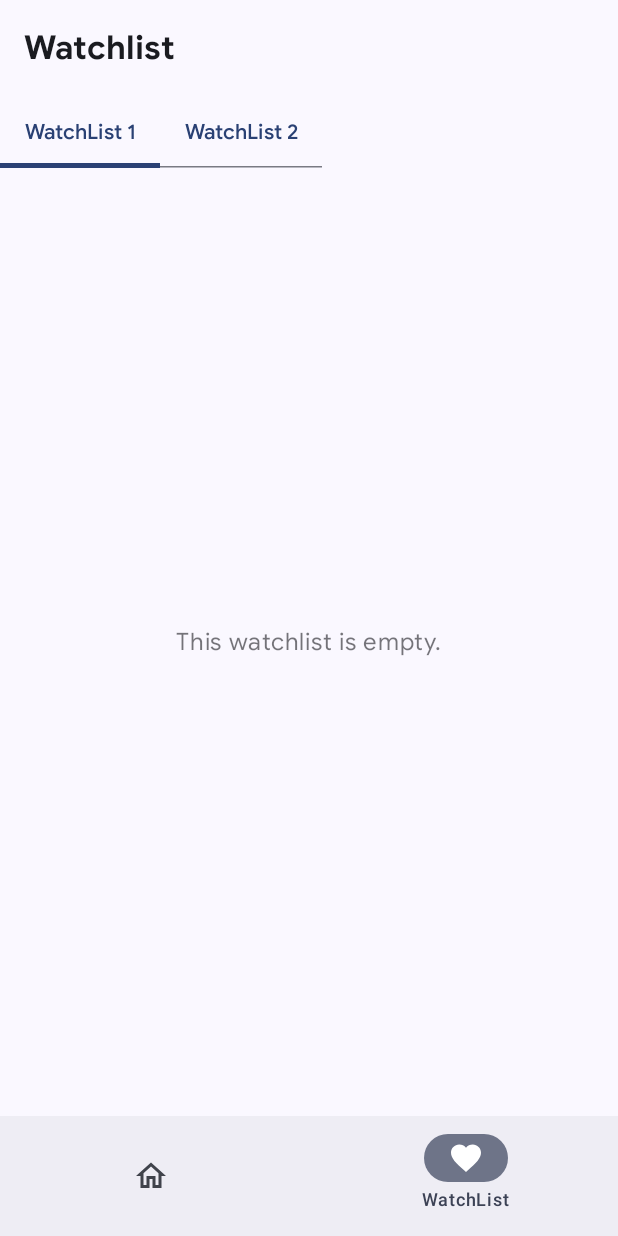
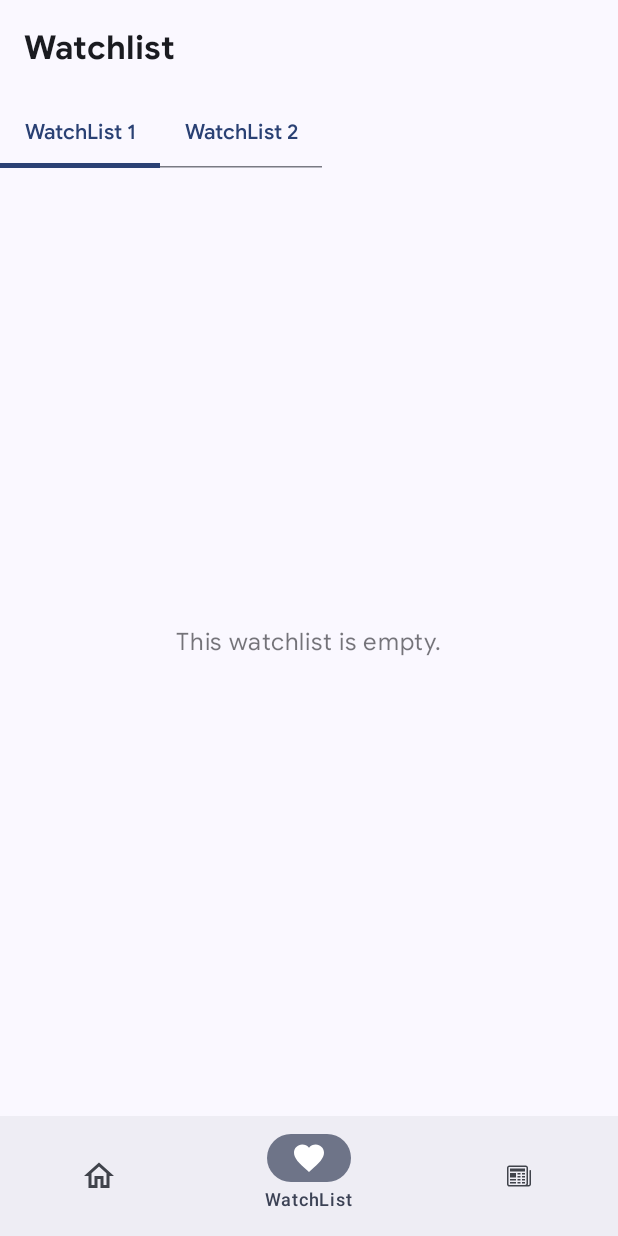
Before and after one commit to dusky04/stocks-kotlin, an Android app built with Jetpack Compose: the screen it shows after launch (MainActivity), item 2 of the bottom bar chosen, on a phone screen of 412 x 824 dp. Run offline under Robolectric (Android 15) with nearby library versions, the phone set to English and light mode, and no system bars; pictures from the network do not load.

Commit message:
started working on a news screen

```diff
--- a/app/build.gradle.kts
+++ b/app/build.gradle.kts
@@ -87,4 +87,8 @@ dependencies {
 
     // Charting Library
     implementation(libs.mpandroidchart)
+
+    // For loading images from the internet
+    implementation(libs.coil.compose)
+    implementation(libs.coil.network.okhttp)
 }
--- a/app/src/main/java/com/example/stocks/MainActivity.kt
+++ b/app/src/main/java/com/example/stocks/MainActivity.kt
@@ -6,6 +6,7 @@ import androidx.activity.compose.setContent
 import androidx.activity.enableEdgeToEdge
 import androidx.lifecycle.ViewModelProvider
 import com.example.stocks.models.CompanyViewModel
+import com.example.stocks.models.NewsViewModel
 import com.example.stocks.models.SearchViewModel
 import com.example.stocks.models.TimeSeriesViewModel
 import com.example.stocks.models.TopGainersLoserViewModel
@@ -23,13 +24,15 @@ class MainActivity : ComponentActivity() {
             val watchListViewModel = ViewModelProvider(this)[WatchListViewModel::class.java]
             val topGainersLoserViewModel =
                 ViewModelProvider(this)[TopGainersLoserViewModel::class.java]
+            val newsViewModel = ViewModelProvider(this)[NewsViewModel::class.java]
             StocksApp(
                 stocksViewModel,
                 searchViewModel,
                 companyViewModel,
                 timeSeriesViewModel,
                 watchListViewModel,
-                topGainersLoserViewModel
+                topGainersLoserViewModel,
+                newsViewModel
             )
         }
     }
--- a/app/src/main/java/com/example/stocks/StocksApp.kt
+++ b/app/src/main/java/com/example/stocks/StocksApp.kt
@@ -21,11 +21,13 @@ import androidx.navigation.compose.rememberNavController
 import androidx.navigation.navArgument
 import com.example.stocks.components.BottomNavBar
 import com.example.stocks.models.CompanyViewModel
+import com.example.stocks.models.NewsViewModel
 import com.example.stocks.models.SearchViewModel
 import com.example.stocks.models.TimeSeriesViewModel
 import com.example.stocks.models.TopGainersLoserViewModel
 import com.example.stocks.models.WatchListViewModel
 import com.example.stocks.screens.HomeScreen
+import com.example.stocks.screens.NewsScreen
 import com.example.stocks.screens.OverviewScreen
 import com.example.stocks.screens.TopListScreen
 import com.example.stocks.screens.WatchListScreen
@@ -43,11 +45,12 @@ sealed interface Destination {
         override val route: String = "watch"
     }
 
+    data object News : Destination {
+        override val route: String = "news"
+    }
+
     data class Overview(
         val ticker: String,
-        val price: String,
-        val changeAmount: String,
-        val changePercentage: String,
     ) : Destination {
         override val route: String = "overview/{ticker}"
 
@@ -84,7 +87,8 @@ fun StocksApp(
     companyViewModel: CompanyViewModel,
     timeSeriesViewModel: TimeSeriesViewModel,
     watchListViewModel: WatchListViewModel,
-    topGainersLoserViewModel: TopGainersLoserViewModel
+    topGainersLoserViewModel: TopGainersLoserViewModel,
+    newsViewModel: NewsViewModel
 ) {
     val navController = rememberNavController()
     CompositionLocalProvider(LocalNavController provides navController) {
@@ -105,13 +109,16 @@ fun StocksApp(
                                 AnimatedContentTransitionScope.SlideDirection.Left,
                             )
                         }) {
-                            HomeScreen(stocksViewModel)
+                            HomeScreen(stocksViewModel, newsViewModel)
                         }
                         composable(Destination.WatchList.route) {
                             WatchListScreen(watchListViewModel)
                         }
+                        composable(Destination.News.route) {
+                            NewsScreen()
+                        }
                         composable(
-                            Destination.Overview("", "", "", "").route,
+                            Destination.Overview("").route,
                             Destination.Overview.arguments,
                             enterTransition = {
                                 slideIntoContainer(
--- a/app/src/main/java/com/example/stocks/api/StocksAPI.kt
+++ b/app/src/main/java/com/example/stocks/api/StocksAPI.kt
@@ -1,6 +1,7 @@
 package com.example.stocks.api
 
 import com.example.stocks.data.CompanyOverviewData
+import com.example.stocks.data.NewsData
 import com.example.stocks.data.TickerSearchData
 import com.example.stocks.data.TimeSeriesGraphData
 import com.example.stocks.data.TopGainersAndLosersData
@@ -36,4 +37,10 @@ interface StocksAPI {
         @Query("interval") interval: String,
         @Query("apikey") apiKey: String
     ): Response<TimeSeriesGraphData>
+
+    @GET("/query")
+    suspend fun getNewsArticles(
+        @Query("function") functionName: String,
+        @Query("apikey") apikey: String
+    ): Response<NewsData>
 }
--- /dev/null
+++ b/app/src/main/java/com/example/stocks/assets/NewsIcon.kt
@@ -0,0 +1,119 @@
+package com.example.stocks.assets
+
+
+import androidx.compose.ui.graphics.Color
+import androidx.compose.ui.graphics.SolidColor
+import androidx.compose.ui.graphics.vector.ImageVector
+import androidx.compose.ui.graphics.vector.path
+import androidx.compose.ui.unit.dp
+
+val Newspaper: ImageVector
+    get() {
+        if (_Newspaper != null) return _Newspaper!!
+
+        _Newspaper = ImageVector.Builder(
+            name = "Newspaper",
+            defaultWidth = 16.dp,
+            defaultHeight = 16.dp,
+            viewportWidth = 16f,
+            viewportHeight = 16f
+        ).apply {
+            path(
+                fill = SolidColor(Color.Black)
+            ) {
+                moveTo(0f, 2.5f)
+                arcTo(1.5f, 1.5f, 0f, false, true, 1.5f, 1f)
+                horizontalLineToRelative(11f)
+                arcTo(1.5f, 1.5f, 0f, false, true, 14f, 2.5f)
+                verticalLineToRelative(10.528f)
+                curveToRelative(0f, 0.3f, -0.05f, 0.654f, -0.238f, 0.972f)
+                horizontalLineToRelative(0.738f)
+                arcToRelative(0.5f, 0.5f, 0f, false, false, 0.5f, -0.5f)
+                verticalLineToRelative(-9f)
+                arcToRelative(0.5f, 0.5f, 0f, false, true, 1f, 0f)
+                verticalLineToRelative(9f)
+                arcToRelative(1.5f, 1.5f, 0f, false, true, -1.5f, 1.5f)
+                horizontalLineTo(1.497f)
+                arcTo(1.497f, 1.497f, 0f, false, true, 0f, 13.5f)
+                close()
+                moveTo(12f, 14f)
+                curveToRelative(0.37f, 0f, 0.654f, -0.211f, 0.853f, -0.441f)
+                curveToRelative(0.092f, -0.106f, 0.147f, -0.279f, 0.147f, -0.531f)
+                verticalLineTo(2.5f)
+                arcToRelative(0.5f, 0.5f, 0f, false, false, -0.5f, -0.5f)
+                horizontalLineToRelative(-11f)
+                arcToRelative(0.5f, 0.5f, 0f, false, false, -0.5f, 0.5f)
+                verticalLineToRelative(11f)
+                curveToRelative(0f, 0.278f, 0.223f, 0.5f, 0.497f, 0.5f)
+                close()
+            }
+            path(
+                fill = SolidColor(Color.Black)
+            ) {
+                moveTo(2f, 3f)
+                horizontalLineToRelative(10f)
+                verticalLineToRelative(2f)
+                horizontalLineTo(2f)
+                close()
+                moveToRelative(0f, 3f)
+                horizontalLineToRelative(4f)
+                verticalLineToRelative(3f)
+                horizontalLineTo(2f)
+                close()
+                moveToRelative(0f, 4f)
+                horizontalLineToRelative(4f)
+                verticalLineToRelative(1f)
+                horizontalLineTo(2f)
+                close()
+                moveToRelative(0f, 2f)
+                horizontalLineToRelative(4f)
+                verticalLineToRelative(1f)
+                horizontalLineTo(2f)
+                close()
+                moveToRelative(5f, -6f)
+                horizontalLineToRelative(2f)
+                verticalLineToRelative(1f)
+                horizontalLineTo(7f)
+                close()
+                moveToRelative(3f, 0f)
+                horizontalLineToRelative(2f)
+                verticalLineToRelative(1f)
+                horizontalLineToRelative(-2f)
+                close()
+                moveTo(7f, 8f)
+                horizontalLineToRelative(2f)
+                verticalLineToRelative(1f)
+                horizontalLineTo(7f)
+                close()
+                moveToRelative(3f, 0f)
+                horizontalLineToRelative(2f)
+                verticalLineToRelative(1f)
+                horizontalLineToRelative(-2f)
+                close()
+                moveToRelative(-3f, 2f)
+                horizontalLineToRelative(2f)
+                verticalLineToRelative(1f)
+                horizontalLineTo(7f)
+                close()
+                moveToRelative(3f, 0f)
+                horizontalLineToRelative(2f)
+                verticalLineToRelative(1f)
+                horizontalLineToRelative(-2f)
+                close()
+                moveToRelative(-3f, 2f)
+                horizontalLineToRelative(2f)
+                verticalLineToRelative(1f)
+                horizontalLineTo(7f)
+                close()
+                moveToRelative(3f, 0f)
+                horizontalLineToRelative(2f)
+                verticalLineToRelative(1f)
+                horizontalLineToRelative(-2f)
+                close()
+            }
+        }.build()
+
+        return _Newspaper!!
+    }
+
+private var _Newspaper: ImageVector? = null
--- a/app/src/main/java/com/example/stocks/components/BottomNavBar.kt
+++ b/app/src/main/java/com/example/stocks/components/BottomNavBar.kt
@@ -15,6 +15,7 @@ import androidx.compose.ui.graphics.vector.ImageVector
 import androidx.navigation.compose.currentBackStackEntryAsState
 import com.example.stocks.Destination
 import com.example.stocks.LocalNavController
+import com.example.stocks.assets.Newspaper
 
 
 data class BottomNavItem(
@@ -28,6 +29,9 @@ val bottomNavItems = listOf(
     BottomNavItem(Destination.Home, "Home", Icons.Outlined.Home, Icons.Filled.Home),
     BottomNavItem(
         Destination.WatchList, "WatchList", Icons.Outlined.FavoriteBorder, Icons.Filled.Favorite
+    ),
+    BottomNavItem(
+        Destination.News, "News", Newspaper, Newspaper
     )
 )
 
--- a/app/src/main/java/com/example/stocks/components/Carousel.kt
+++ b/app/src/main/java/com/example/stocks/components/Carousel.kt
@@ -4,7 +4,6 @@ import androidx.compose.foundation.layout.Arrangement
 import androidx.compose.foundation.layout.Column
 import androidx.compose.foundation.layout.Row
 import androidx.compose.foundation.layout.fillMaxWidth
-import androidx.compose.foundation.layout.padding
 import androidx.compose.foundation.lazy.grid.GridCells
 import androidx.compose.foundation.lazy.grid.LazyVerticalGrid
 import androidx.compose.foundation.lazy.grid.items
@@ -16,7 +15,6 @@ import androidx.compose.runtime.Composable
 import androidx.compose.ui.Alignment
 import androidx.compose.ui.Modifier
 import androidx.compose.ui.text.font.FontWeight
-import androidx.compose.ui.unit.dp
 import com.example.stocks.LocalNavController
 import com.example.stocks.data.TopGainerLoser
 import com.example.stocks.ui.theme.sansFontFamily
@@ -29,8 +27,9 @@ fun Carousel(sectionTitle: String, itemsList: List<TopGainerLoser>, isGainer: Bo
             .fillMaxWidth(),
     ) {
         Row(
-            modifier = Modifier.fillMaxWidth().padding(12.dp),
-            horizontalArrangement = Arrangement.SpaceBetween,
+            modifier = Modifier
+                .fillMaxWidth(),
+                    horizontalArrangement = Arrangement . SpaceBetween,
             verticalAlignment = Alignment.CenterVertically
         ) {
             Text(
@@ -44,7 +43,6 @@ fun Carousel(sectionTitle: String, itemsList: List<TopGainerLoser>, isGainer: Bo
             }) {
                 Text("View All", fontFamily = sansFontFamily)
             }
-
         }
         if (itemsList.isNotEmpty()) {
             val visibleItems = itemsList.take(6)
--- /dev/null
+++ b/app/src/main/java/com/example/stocks/components/NewsArticleComponent.kt
@@ -0,0 +1,21 @@
+package com.example.stocks.components
+
+import androidx.compose.foundation.layout.Row
+import androidx.compose.material3.Text
+import androidx.compose.runtime.Composable
+import coil3.compose.AsyncImage
+import com.example.stocks.data.Feed
+
+@Composable
+fun NewsArticleComponent(newsArticle: Feed) {
+    val articleFeed = newsArticle
+
+    Row {
+
+        Text(articleFeed.title.toString())
+        AsyncImage(
+            model = "https://example.com/image.jpg",
+            contentDescription = "Translated description of what the image contains"
+        )
+    }
+}
--- a/app/src/main/java/com/example/stocks/components/SearchComponent.kt
+++ b/app/src/main/java/com/example/stocks/components/SearchComponent.kt
@@ -92,7 +92,7 @@ fun StockSearch(viewModel: StocksViewModel) {
         ) {
             tickerSearchResults.bestMatches?.let { results ->
                 if (results.isNotEmpty()) {
-                    LazyColumn {
+                    LazyColumn(modifier = Modifier.weight(1f)) {
                         items(items = results, key = { it.symbol ?: "" }) { stock ->
                             StockResultItem(
                                 stock = stock,
--- /dev/null
+++ b/app/src/main/java/com/example/stocks/data/NewsData.kt
@@ -0,0 +1,60 @@
+package com.example.stocks.data
+
+
+import com.google.gson.annotations.SerializedName
+
+data class NewsData(
+    @SerializedName("feed")
+    val feed: List<Feed?>? = null,
+    @SerializedName("items")
+    val items: String? = null,
+)
+
+data class TickerSentiment(
+    @SerializedName("relevance_score")
+    val relevanceScore: String? = null,
+    @SerializedName("ticker")
+    val ticker: String? = null,
+    @SerializedName("ticker_sentiment_label")
+    val tickerSentimentLabel: String? = null,
+    @SerializedName("ticker_sentiment_score")
+    val tickerSentimentScore: String? = null
+)
+
+data class Feed(
+    @SerializedName("authors")
+    val authors: List<String?>? = null,
+    @SerializedName("banner_image")
+    val bannerImage: String? = null,
+    @SerializedName("overall_sentiment_label")
+    val overallSentimentLabel: String? = null,
+    @SerializedName("source")
+    val source: String? = null,
+    @SerializedName("source_domain")
+    val sourceDomain: String? = null,
+    @SerializedName("summary")
+    val summary: String? = null,
+    @SerializedName("time_published")
+    val timePublished: String? = null,
+    @SerializedName("title")
+    val title: String? = null,
+    @SerializedName("url")
+    val url: String? = null
+)
+
+val sampleNewsData = NewsData(
+    items = "50",
+    feed = listOf(
+        Feed(
+            title = "This Home Run Growth Stock Is Too Good to Ignore",
+            url = "https://www.fool.com/investing/general/2025/06/29/this-home-run-growth-stock-is-too-good-to-ignore/",
+            timePublished = "20250629T163300",
+            authors = listOf("Howard Smith"),
+            summary = "The investing community is beginning to take notice of Nebius Group ( NASDAQ: NBIS ) . I say that largely based on the almost 150% surge in its share price since mid-April. There's a reason behind that, though. Nebius has been executing on its plan to grow its revenues to a level that would ...",
+            bannerImage = "https://g.foolcdn.com/image/?url=https%3A%2F%2Fg.foolcdn.com%2Feditorial%2Fimages%2F821242%2Fartificial-intelligence-cloud-services.jpg&op=resize&w=700",
+            source = "Motley Fool",
+            sourceDomain = "www.fool.com",
+            overallSentimentLabel = "Somewhat-Bullish"
+        )
+    )
+)
--- /dev/null
+++ b/app/src/main/java/com/example/stocks/models/NewsViewModel.kt
@@ -0,0 +1,37 @@
+package com.example.stocks.models
+
+import android.util.Log
+import androidx.lifecycle.ViewModel
+import androidx.lifecycle.viewModelScope
+import com.example.stocks.BuildConfig
+import com.example.stocks.api.FetcherInstance
+import com.example.stocks.data.NewsData
+import kotlinx.coroutines.flow.MutableStateFlow
+import kotlinx.coroutines.flow.StateFlow
+import kotlinx.coroutines.flow.asStateFlow
+import kotlinx.coroutines.launch
+
+class NewsViewModel : ViewModel() {
+    private val apiInstance = FetcherInstance.stocksAPI
+
+    private val _newsArticles = MutableStateFlow<NewsData>(NewsData())
+    val newsArticles: StateFlow<NewsData> = _newsArticles.asStateFlow()
+
+    fun getNewsArticles() {
+        viewModelScope.launch {
+            val response = apiInstance.getNewsArticles("NEWS_SENTIMENT", BuildConfig.API_KEY)
+            if (response.isSuccessful) {
+                response.body()?.let { stockData ->
+                    _newsArticles.value = stockData
+                }
+                Log.i(
+                    "RESPONSE TIME SERIES",
+                    "Time series data: ${response.body()?.toString()}"
+                )
+            } else {
+                Log.e("ERROR: In getNewsArticles()", response.message())
+            }
+        }
+    }
+
+}
--- a/app/src/main/java/com/example/stocks/screens/HomeScreen.kt
+++ b/app/src/main/java/com/example/stocks/screens/HomeScreen.kt
@@ -1,16 +1,29 @@
 package com.example.stocks.screens
 
+import androidx.compose.foundation.layout.Arrangement
 import androidx.compose.foundation.layout.Column
+import androidx.compose.foundation.layout.Spacer
 import androidx.compose.foundation.layout.fillMaxSize
+import androidx.compose.foundation.layout.fillMaxWidth
+import androidx.compose.foundation.layout.height
+import androidx.compose.foundation.layout.padding
+import androidx.compose.foundation.rememberScrollState
+import androidx.compose.foundation.verticalScroll
+import androidx.compose.material3.MaterialTheme
+import androidx.compose.material3.Text
 import androidx.compose.runtime.Composable
 import androidx.compose.runtime.LaunchedEffect
-import androidx.compose.runtime.collectAsState
-import androidx.compose.runtime.getValue
 import androidx.compose.ui.Modifier
+import androidx.compose.ui.text.font.FontWeight
+import androidx.compose.ui.unit.dp
 import com.example.stocks.StocksViewModel
 import com.example.stocks.components.Carousel
+import com.example.stocks.components.NewsArticleComponent
 import com.example.stocks.components.StockSearch
 import com.example.stocks.data.TopGainerLoser
+import com.example.stocks.data.sampleNewsData
+import com.example.stocks.models.NewsViewModel
+import com.example.stocks.ui.theme.sansFontFamily
 
 
 val topGainers = listOf(
@@ -148,23 +161,36 @@ val topLosers = listOf(
 @Composable
 fun HomeScreen(
     viewModel: StocksViewModel,
-    modifier: Modifier = Modifier,
+    newsViewModel: NewsViewModel,
 ) {
     // all state variables
 //    val topGainers by viewModel.topGainers.collectAsState()
 //    val topLosers by viewModel.topLosers.collectAsState()
-//
+//    val newsArticles by newsViewModel.newsArticles.collectAsState()
+
     LaunchedEffect(true) {
         // run when the screen is first composed
 //        viewModel.getTopGainersAndLosers()
+//        newsViewModel.getNewsArticles()
     }
 
     Column(
         modifier = Modifier
-            .fillMaxSize()
+            .fillMaxWidth()
+            .padding(12.dp),
+        verticalArrangement = Arrangement.spacedBy(4.dp)
     ) {
         StockSearch(viewModel)
         Carousel("Top Gainers", topGainers, true)
         Carousel("Top Losers", topLosers, false)
+        Spacer(Modifier.height(10.dp))
+        Text(
+            "News",
+            fontFamily = sansFontFamily,
+            fontWeight = FontWeight.Bold,
+            style = MaterialTheme.typography.titleLarge
+        )
+        NewsArticleComponent(sampleNewsData.feed?.get(0)!!)
+
     }
 }
--- /dev/null
+++ b/app/src/main/java/com/example/stocks/screens/NewsScreen.kt
@@ -0,0 +1,36 @@
+package com.example.stocks.screens
+
+import androidx.compose.foundation.layout.Column
+import androidx.compose.foundation.layout.WindowInsets
+import androidx.compose.foundation.layout.fillMaxSize
+import androidx.compose.foundation.layout.fillMaxWidth
+import androidx.compose.foundation.layout.statusBars
+import androidx.compose.foundation.layout.windowInsetsPadding
+import androidx.compose.material3.ExperimentalMaterial3Api
+import androidx.compose.material3.MaterialTheme
+import androidx.compose.material3.Text
+import androidx.compose.material3.TopAppBar
+import androidx.compose.material3.TopAppBarDefaults
+import androidx.compose.runtime.Composable
+import androidx.compose.ui.Modifier
+import androidx.compose.ui.text.font.FontWeight
+import com.example.stocks.ui.theme.sansFontFamily
+
+@OptIn(ExperimentalMaterial3Api::class)
+@Composable
+fun NewsScreen() {
+    Column(modifier = Modifier.fillMaxSize()) {
+        TopAppBar(
+            title = {
+                Text(
+                    text = "News",
+                    fontWeight = FontWeight.SemiBold,
+                    fontFamily = sansFontFamily,
+                    modifier = Modifier.fillMaxWidth()
+                )
+            }, colors = TopAppBarDefaults.topAppBarColors(
+                containerColor = MaterialTheme.colorScheme.surface
+            ), modifier = Modifier.windowInsetsPadding(WindowInsets.statusBars)
+        )
+    }
+}
--- a/gradle/libs.versions.toml
+++ b/gradle/libs.versions.toml
@@ -1,6 +1,7 @@
 [versions]
 agp = "8.11.0"
 chart = "1.1.0"
+coilNetworkOkhttp = "3.2.0"
 converterGson = "3.0.0"
 kotlin = "2.0.21"
 coreKtx = "1.16.0"
@@ -24,6 +25,8 @@ androidx-core-ktx = { group = "androidx.core", name = "core-ktx", version.ref =
 androidx-navigation-compose = { module = "androidx.navigation:navigation-compose", version.ref = "navigationCompose" }
 androidx-runtime-livedata = { module = "androidx.compose.runtime:runtime-livedata", version.ref = "runtimeLivedata" }
 chart = { module = "io.github.thechance101:chart", version.ref = "chart" }
+coil-compose = { module = "io.coil-kt.coil3:coil-compose", version.ref = "coilNetworkOkhttp" }
+coil-network-okhttp = { module = "io.coil-kt.coil3:coil-network-okhttp", version.ref = "coilNetworkOkhttp" }
 converter-gson = { module = "com.squareup.retrofit2:converter-gson", version.ref = "converterGson" }
 junit = { group = "junit", name = "junit", version.ref = "junit" }
 androidx-junit = { group = "androidx.test.ext", name = "junit", version.ref = "junitVersion" }
```
